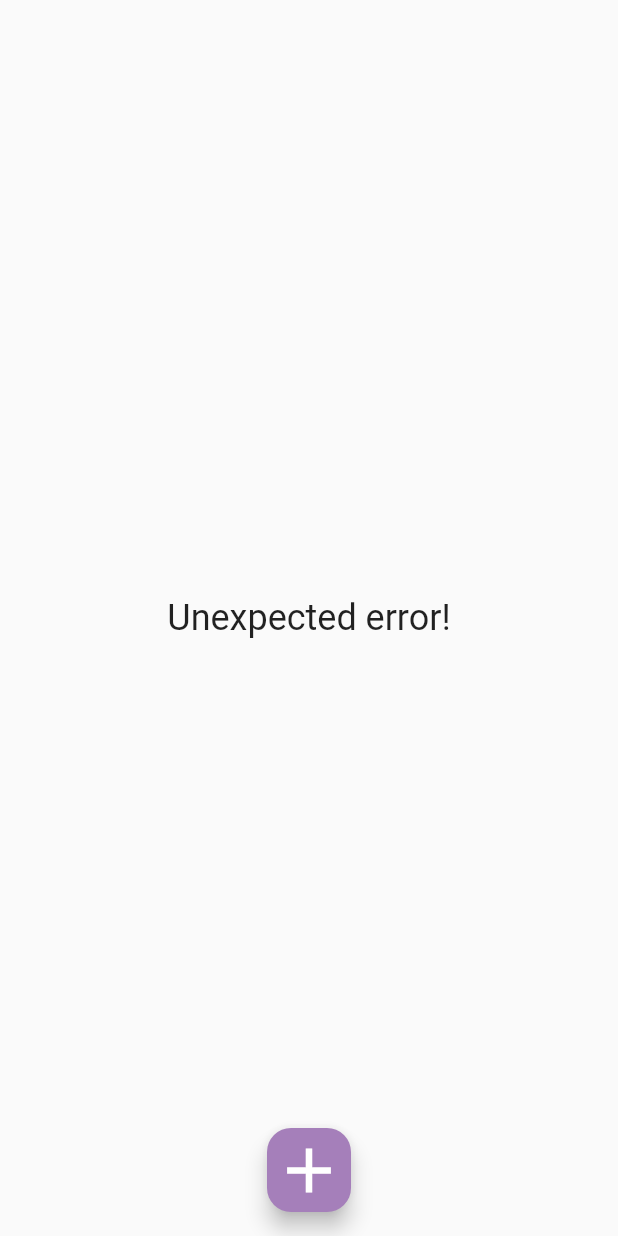
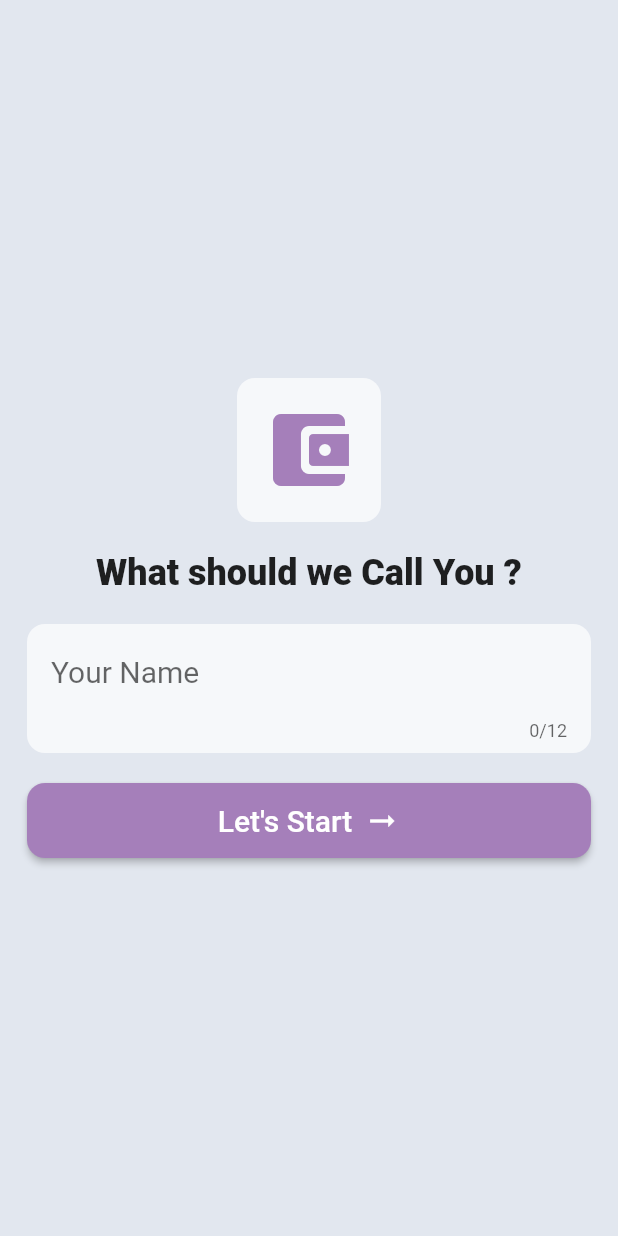
Before and after one commit to Cosmina02/budget_tracking_app, a Flutter app: the screen it shows after launch, on a phone screen of 412 x 824 dp. Run offline on Flutter 3.47's test engine with Material 2 defaults, Android fonts, the phone set to English and light mode, and no system bars; our stand-ins replace hive, hive_flutter, shared_preferences; accounts and stored records are empty; Roboto replaces fonts that are missing (customFont).

Commit message:
add name page

```diff
--- a/budget_tracker/lib/controllers/db_helper.dart
+++ b/budget_tracker/lib/controllers/db_helper.dart
@@ -1,7 +1,9 @@
 import 'package:hive/hive.dart';
+import 'package:shared_preferences/shared_preferences.dart';
 
 class DbHelper {
   late Box box;
+  late SharedPreferences preferences;
 
   DbHelper() {
     openBox();
@@ -29,4 +31,14 @@ class DbHelper {
       return Future.value(box.toMap());
     }
   }
+
+  addName(String name) async {
+    preferences = await SharedPreferences.getInstance();
+    preferences.setString('name', name);
+  }
+
+  getName() async {
+    preferences = await SharedPreferences.getInstance();
+    return preferences.getString('name');
+  }
 }
--- a/budget_tracker/lib/main.dart
+++ b/budget_tracker/lib/main.dart
@@ -1,4 +1,5 @@
 import 'package:budget_tracker/pages/homepage.dart';
+import 'package:budget_tracker/pages/splash.dart';
 import 'package:budget_tracker/theme.dart';
 import 'package:flutter/material.dart';
 import 'package:hive_flutter/hive_flutter.dart';
@@ -19,7 +20,7 @@ class MyApp extends StatelessWidget {
     return MaterialApp(
       title: 'Flutter Demo',
       theme: myTheme,
-      home: const HomePage(),
+      home: const Splash(),
     );
   }
 }
--- /dev/null
+++ b/budget_tracker/lib/pages/add_name.dart
@@ -0,0 +1,174 @@
+import 'package:budget_tracker/controllers/db_helper.dart';
+import 'package:budget_tracker/pages/homepage.dart';
+import 'package:flutter/material.dart';
+import 'package:budget_tracker/static.dart' as Static;
+
+class AddName extends StatefulWidget {
+  const AddName({Key? key}) : super(key: key);
+
+  @override
+  _AddNameState createState() => _AddNameState();
+}
+
+class _AddNameState extends State<AddName> {
+  //
+  DbHelper dbHelper = DbHelper();
+
+  String name = "";
+
+  //
+  @override
+  Widget build(BuildContext context) {
+    return Scaffold(
+      appBar: AppBar(
+        toolbarHeight: 0.0,
+      ),
+      //
+      backgroundColor: Color(0xffe2e7ef),
+      //
+      body: Center(
+        child: Container(
+          width: 400,
+          child: Padding(
+            padding: const EdgeInsets.all(
+              12.0,
+            ),
+            child: Column(
+              mainAxisAlignment: MainAxisAlignment.center,
+              crossAxisAlignment: CrossAxisAlignment.center,
+              children: [
+                Container(
+                  decoration: BoxDecoration(
+                    color: Colors.white70,
+                    borderRadius: BorderRadius.circular(
+                      12.0,
+                    ),
+                  ),
+                  padding: const EdgeInsets.all(
+                    16.0,
+                  ),
+                  child: const Icon(
+                    Icons.account_balance_wallet_rounded,
+                    size: 64,
+                    color: Static.PrimaryColor,
+                  ),
+                ),
+                //
+                const SizedBox(
+                  height: 20.0,
+                ),
+                //
+                const Text(
+                  "What should we Call You ?",
+                  textAlign: TextAlign.right,
+                  style: TextStyle(
+                    fontSize: 24.0,
+                    fontWeight: FontWeight.w900,
+                  ),
+                ),
+                //
+                const SizedBox(
+                  height: 20.0,
+                ),
+                //
+                Container(
+                  decoration: BoxDecoration(
+                    color: Colors.white70,
+                    borderRadius: BorderRadius.circular(
+                      12.0,
+                    ),
+                  ),
+                  padding: const EdgeInsets.symmetric(
+                    vertical: 8.0,
+                    horizontal: 16.0,
+                  ),
+                  child: TextFormField(
+                    decoration: const InputDecoration(
+                      hintText: "Your Name",
+                      border: InputBorder.none,
+                    ),
+                    style: const TextStyle(
+                      fontSize: 20.0,
+                    ),
+                    maxLength: 12,
+                    onChanged: (val) {
+                      name = val;
+                    },
+                  ),
+                ),
+                //
+                const SizedBox(
+                  height: 20.0,
+                ),
+                //
+                SizedBox(
+                  height: 50.0,
+                  child: ElevatedButton(
+                    onPressed: () async {
+                      if (name.isEmpty) {
+                        ScaffoldMessenger.of(context).showSnackBar(
+                          SnackBar(
+                            action: SnackBarAction(
+                              label: "OK",
+                              onPressed: () {
+                                ScaffoldMessenger.of(context)
+                                    .hideCurrentSnackBar();
+                              },
+                            ),
+                            backgroundColor: Colors.white,
+                            content: const Text(
+                              "Please Enter a name",
+                              style: TextStyle(
+                                color: Colors.black,
+                                fontSize: 18.0,
+                              ),
+                            ),
+                          ),
+                        );
+                      } else {
+                        DbHelper dbHelper = DbHelper();
+                        await dbHelper.addName(name);
+                        Navigator.of(context).pushReplacement(
+                          MaterialPageRoute(
+                            builder: (context) => HomePage(),
+                          ),
+                        );
+                      }
+                    },
+                    style: ButtonStyle(
+                      shape: MaterialStateProperty.all(
+                        RoundedRectangleBorder(
+                          borderRadius: BorderRadius.circular(
+                            12.0,
+                          ),
+                        ),
+                      ),
+                    ),
+                    child: Row(
+                      mainAxisAlignment: MainAxisAlignment.center,
+                      children: const [
+                        Text(
+                          "Let's Start",
+                          style: TextStyle(
+                            fontSize: 20.0,
+                          ),
+                        ),
+                        SizedBox(
+                          width: 8.0,
+                        ),
+                        Icon(
+                          Icons.arrow_right_alt,
+                          size: 24.0,
+                        ),
+                      ],
+                    ),
+                  ),
+                ),
+              ],
+            ),
+          ),
+        ),
+      ),
+    );
+  }
+}
--- a/budget_tracker/lib/pages/homepage.dart
+++ b/budget_tracker/lib/pages/homepage.dart
@@ -3,6 +3,7 @@ import 'package:budget_tracker/pages/add_transaction.dart';
 import 'package:flutter/foundation.dart';
 import 'package:flutter/material.dart';
 import 'package:budget_tracker/static.dart' as Static;
+import 'package:shared_preferences/shared_preferences.dart';
 
 class HomePage extends StatefulWidget {
   const HomePage({Key? key}) : super(key: key);
@@ -10,6 +11,9 @@ class HomePage extends StatefulWidget {
   @override
   State<HomePage> createState() => _HomePageState();
 }
+
+class _HomePageState extends State<HomePage> {
+  late SharedPreferences preferences;
 
   DbHelper dbHelper = DbHelper();
   int totalBalance = 0;
@@ -35,7 +39,10 @@ List<String> months = [
     "Dec"
   ];
 
-class _HomePageState extends State<HomePage> {
+  getPreference() async {
+    preferences = await SharedPreferences.getInstance();
+  }
+
   getTotalBalance(Map entireData) {
     totalBalance = 0;
     totalIncome = 0;
@@ -54,7 +61,8 @@ class _HomePageState extends State<HomePage> {
   @override
   Widget build(BuildContext context) {
     final currentWidth = MediaQuery.of(context).size.width;
-    print(currentWidth);
+    // print(currentWidth);
+    getPreference();
     return Scaffold(
         appBar: AppBar(
           toolbarHeight: 0.0,
@@ -92,7 +100,7 @@ class _HomePageState extends State<HomePage> {
               if (snapshot.data!.isEmpty) {
                 return const Center(
                     child: Text(
-                  "Unexpected error!",
+                  "No data added,please add a transaction!",
                   style: TextStyle(
                     fontSize: 24.0,
                   ),
@@ -103,7 +111,7 @@ class _HomePageState extends State<HomePage> {
               if (currentWidth > 760) {
                 return Column(
                   children: [
-                    welcomeCard(),
+                    welcomeCard(preferences),
                     Expanded(
                       child: Row(
                         mainAxisAlignment: MainAxisAlignment.spaceAround,
@@ -150,7 +158,7 @@ class _HomePageState extends State<HomePage> {
               } else {
                 return ListView(
                   children: [
-                    welcomeCard(),
+                    welcomeCard(preferences),
                     balanceCard(
                         currentWidth, totalBalance, totalIncome, totalExpenses),
                     const Padding(
@@ -311,7 +319,7 @@ class _HomePageState extends State<HomePage> {
   }
 }
 
-Widget welcomeCard() {
+Widget welcomeCard(SharedPreferences preferences) {
   return Padding(
     padding: const EdgeInsets.all(12.0),
     child: Row(
@@ -337,7 +345,7 @@ Widget welcomeCard() {
               width: 8.0,
             ),
             Text(
-              "Welcome",
+              "Welcome ${preferences.getString('name')}",
               style: TextStyle(
                 fontSize: 24.0,
                 fontWeight: FontWeight.w700,
--- a/budget_tracker/pubspec.yaml
+++ b/budget_tracker/pubspec.yaml
@@ -36,6 +36,7 @@ dependencies:
   cupertino_icons: ^1.0.2
   hive: ^2.1.0
   hive_flutter: ^1.1.0
+  shared_preferences: ^2.0.8
 
 dev_dependencies:
   flutter_test:
```
Also changed, not shown: budget_tracker/lib/pages/splash.dart (added, +68 -0 lines), budget_tracker/pubspec.lock. Lines whose indentation alone changed are shown as unchanged.
